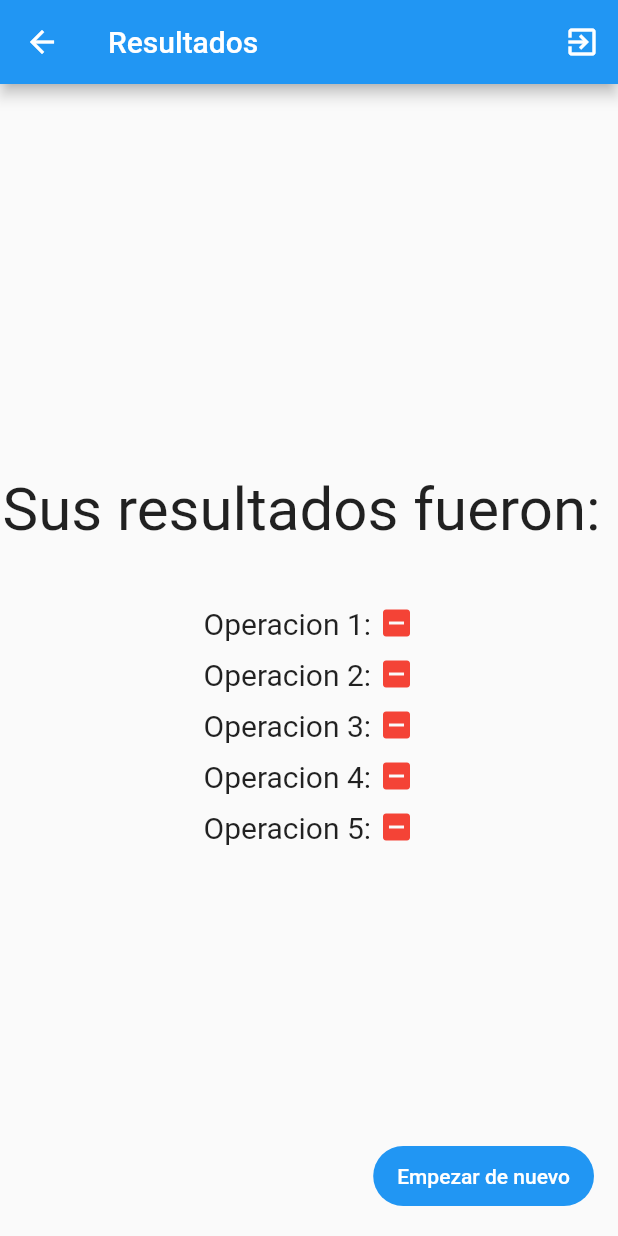
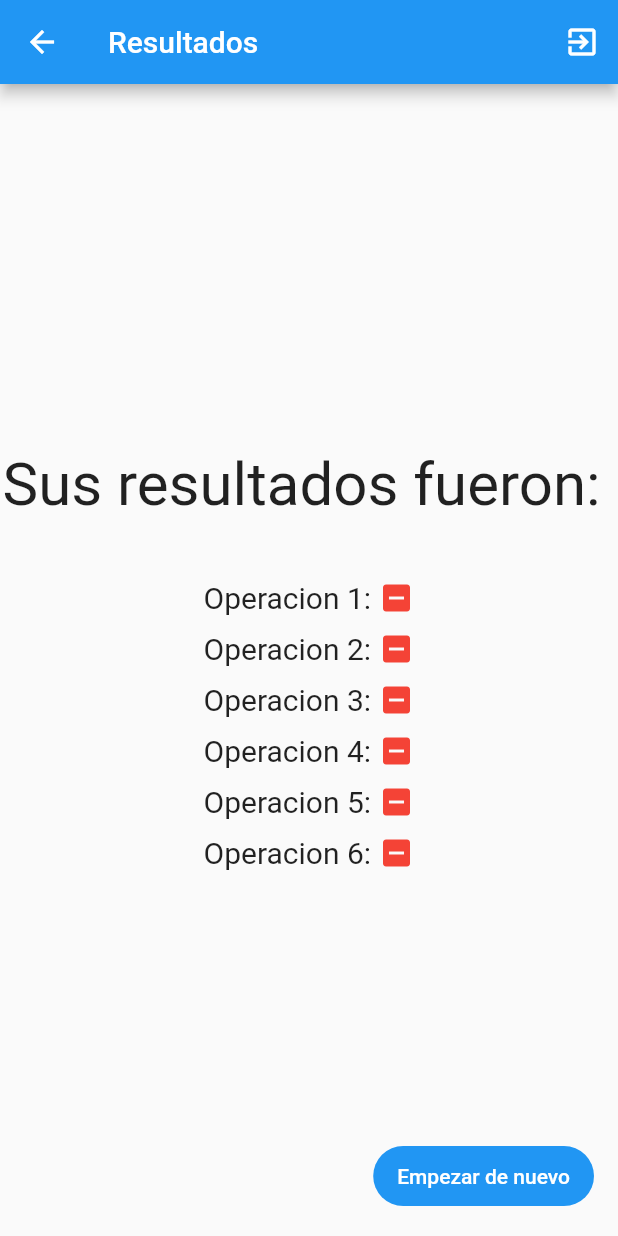
Before and after one commit to landrescaballero/web_service, a Flutter app: the ResultPage screen opened directly, on a phone screen of 412 x 824 dp. Run offline on Flutter 3.47's test engine with Material 2 defaults, Android fonts, the phone set to English and light mode, and no system bars; our stand-ins replace get, loggy; accounts and stored records are empty; network calls fail.

Commit message:
Paquete ejercicios = 6

```diff
--- a/lib/ui/controller/op_gen_controller.dart
+++ b/lib/ui/controller/op_gen_controller.dart
@@ -8,13 +8,13 @@ class OperationGeneratorController extends GetxController {
   OperationController operationController = Get.find();
   DifficultyController difficultyController = Get.find();
 
-  List<int> num1 = List<int>.filled(5, 0);
-  List<int> num2 = List<int>.filled(5, 0);
-  List<String> operator = ["", "", "", "", "", ""];
+  List<int> num1 = List<int>.filled(6, 0);
+  List<int> num2 = List<int>.filled(6, 0);
+  List<String> operator = List<String>.filled(6, "");
 
   void generateRandomOperation() {
     difficultyController.calculateDifficulty();
-    for (var i = 0; i < 5; i++) {
+    for (var i = 0; i < 6; i++) {
       operator[i] = generateOperation();
       num1[i] = generateNumber1(i);
       num2[i] = generateNumber2(i);
--- a/lib/ui/controller/operation_controller.dart
+++ b/lib/ui/controller/operation_controller.dart
@@ -6,11 +6,19 @@ class OperationController extends GetxController {
   DifficultyController difController = Get.find();
   RxString value = "0".obs;
   RxInt n = 0.obs;
-  List<RxString> op1 = ["0".obs, "0".obs, "0".obs, "0".obs, "0".obs];
-  List<RxString> op2 = ["".obs, "".obs, "".obs, "".obs, "".obs];
-  List<RxString> op3 = ["0".obs, "0".obs, "0".obs, "0".obs, "0".obs];
-  List<RxString> answer = ["0".obs, "0".obs, "0".obs, "0".obs, "0".obs];
+  List<RxString> op1 = ["0".obs, "0".obs, "0".obs, "0".obs, "0".obs, "0".obs];
+  List<RxString> op2 = ["".obs, "".obs, "".obs, "".obs, "".obs, "".obs];
+  List<RxString> op3 = ["0".obs, "0".obs, "0".obs, "0".obs, "0".obs, "0".obs];
+  List<RxString> answer = [
+    "0".obs,
+    "0".obs,
+    "0".obs,
+    "0".obs,
+    "0".obs,
+    "0".obs
+  ];
   List<RxBool> correct = [
+    false.obs,
     false.obs,
     false.obs,
     false.obs,
@@ -19,10 +27,10 @@ class OperationController extends GetxController {
   ];
 
   String getOP(int n) {
-    if (n < 5) {
+    if (n < 6) {
       return op1[n].value + op2[n].value + op3[n].value;
     } else {
-      return op1[4].value + op2[4].value + op3[4].value;
+      return op1[5].value + op2[5].value + op3[5].value;
     }
   }
 
@@ -55,7 +63,7 @@ class OperationController extends GetxController {
   }
 
   void sendanswer() {
-    if (n.value <= 4) {
+    if (n.value <= 5) {
       if (value.value == answer[n.value].value) {
         Get.snackbar("Enhorabuena!!", "Respuesta correcta",
             backgroundColor: const Color.fromARGB(255, 95, 245, 68),
--- a/lib/ui/pages/content/operations.dart
+++ b/lib/ui/pages/content/operations.dart
@@ -149,15 +149,15 @@ class _Operations extends State<Operations> {
             backgroundColor: const Color.fromARGB(255, 95, 245, 68),
             onPressed: () {
               operationController.sendanswer();
-              if (operationController.n.value == 5) {
+              if (operationController.n.value == 6) {
                 int numC = 0;
-                for (var j = 0; j < 5; j++) {
+                for (var j = 0; j < 6; j++) {
                   if (operationController.getAnswer(j)) {
                     numC++;
                   }
                 }
                 difController.incrementCorrectAnswers(numC);
-                difController.incrementIncorrectAnswers(5 - numC);
+                difController.incrementIncorrectAnswers(6 - numC);
                 Get.to(const ResultPage());
                 _logout();
               }
--- a/lib/ui/pages/content/results_page.dart
+++ b/lib/ui/pages/content/results_page.dart
@@ -42,7 +42,7 @@ class _ResultState extends State<ResultPage> {
       body: Center(
           child: Column(mainAxisAlignment: MainAxisAlignment.center, children: [
         const Text("Sus resultados fueron: ", style: TextStyle(fontSize: 40)),
-        SizedBox(height: 40),
+        const SizedBox(height: 40),
         Row(mainAxisAlignment: MainAxisAlignment.center, children: [
           const Text(
             "Operacion 1: ",
@@ -50,7 +50,7 @@ class _ResultState extends State<ResultPage> {
           ),
           respuesta(operationController.getAnswer(0))
         ]),
-        SizedBox(height: 10),
+        const SizedBox(height: 10),
         Row(mainAxisAlignment: MainAxisAlignment.center, children: [
           const Text(
             "Operacion 2: ",
@@ -58,7 +58,7 @@ class _ResultState extends State<ResultPage> {
           ),
           respuesta(operationController.getAnswer(1))
         ]),
-        SizedBox(height: 10),
+        const SizedBox(height: 10),
         Row(mainAxisAlignment: MainAxisAlignment.center, children: [
           const Text(
             "Operacion 3: ",
@@ -66,7 +66,7 @@ class _ResultState extends State<ResultPage> {
           ),
           respuesta(operationController.getAnswer(2))
         ]),
-        SizedBox(height: 10),
+        const SizedBox(height: 10),
         Row(mainAxisAlignment: MainAxisAlignment.center, children: [
           const Text(
             "Operacion 4: ",
@@ -74,13 +74,21 @@ class _ResultState extends State<ResultPage> {
           ),
           respuesta(operationController.getAnswer(3))
         ]),
-        SizedBox(height: 10),
+        const SizedBox(height: 10),
         Row(mainAxisAlignment: MainAxisAlignment.center, children: [
           const Text(
             "Operacion 5: ",
             style: TextStyle(fontSize: 20),
           ),
           respuesta(operationController.getAnswer(4))
+        ]),
+        const SizedBox(height: 10),
+        Row(mainAxisAlignment: MainAxisAlignment.center, children: [
+          const Text(
+            "Operacion 6: ",
+            style: TextStyle(fontSize: 20),
+          ),
+          respuesta(operationController.getAnswer(5))
         ]),
       ])),
       floatingActionButton: FilledButton(
```
Also changed, not shown: lib/ui/controller/difficulty_controller.dart (+4 -4 lines), lib/ui/pages/authentication/login_page.dart (+8 -4 lines).
